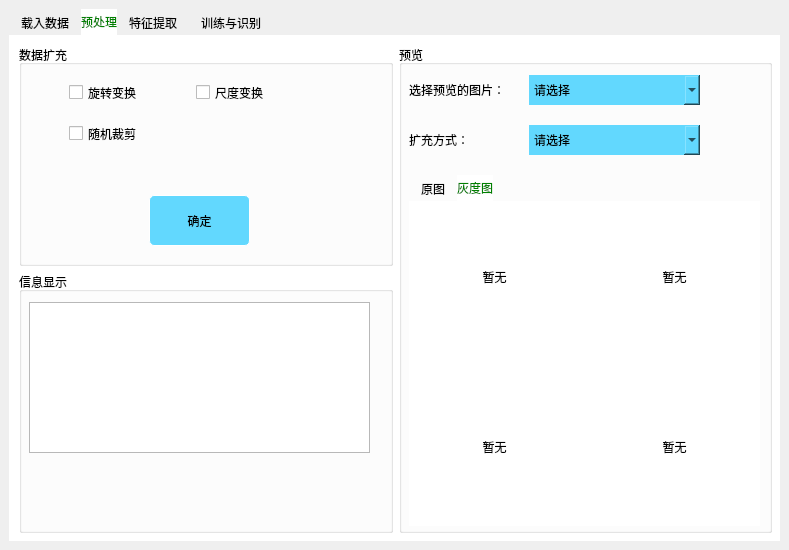
Old version of the form oceanEddyRecognition.ui in the repository Liujiajia1994/pyQtTest.
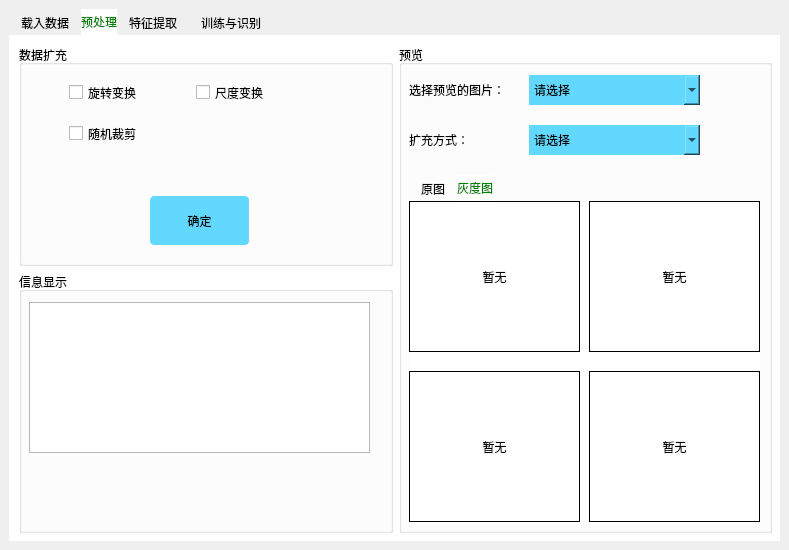
New version of the form. The open tabs and pages were chosen to show the change. Icons and pictures are not drawn.

Commit message: QLabel加上边框实线

```diff
--- a/oceanEddyRecognition.ui
+++ b/oceanEddyRecognition.ui
@@ -638,8 +638,8 @@
                </rect>
               </property>
               <property name="styleSheet">
-               <string notr="true">Qlabel{
-	border: 2px solid rgb(0, 0, 0)
+               <string notr="true">QLabel{
+	border: 1px solid rgb(0, 0, 0)
 }</string>
               </property>
               <property name="text">
@@ -661,6 +661,11 @@
                 <height>151</height>
                </rect>
               </property>
+              <property name="styleSheet">
+               <string notr="true">QLabel{
+	border: 1px solid rgb(0, 0, 0)
+}</string>
+              </property>
               <property name="text">
                <string>暂无</string>
               </property>
@@ -681,8 +686,8 @@
                </rect>
               </property>
               <property name="styleSheet">
-               <string notr="true">Qlabel{
-	border: 2px solid rgb(0, 0, 0)
+               <string notr="true">QLabel{
+	border: 1px solid rgb(0, 0, 0)
 }</string>
               </property>
               <property name="text">
@@ -705,7 +710,9 @@
                </rect>
               </property>
               <property name="styleSheet">
-               <string notr="true">Qlabel{border: 2px solid rgb(0, 0, 0)}</string>
+               <string notr="true">QLabel{
+	border: 1px solid rgb(0, 0, 0)
+}</string>
               </property>
               <property name="text">
                <string>暂无</string>
```
Left out of the diff: 29 changed lines with no effect on the pictures. The commit also changes 1 other file.
